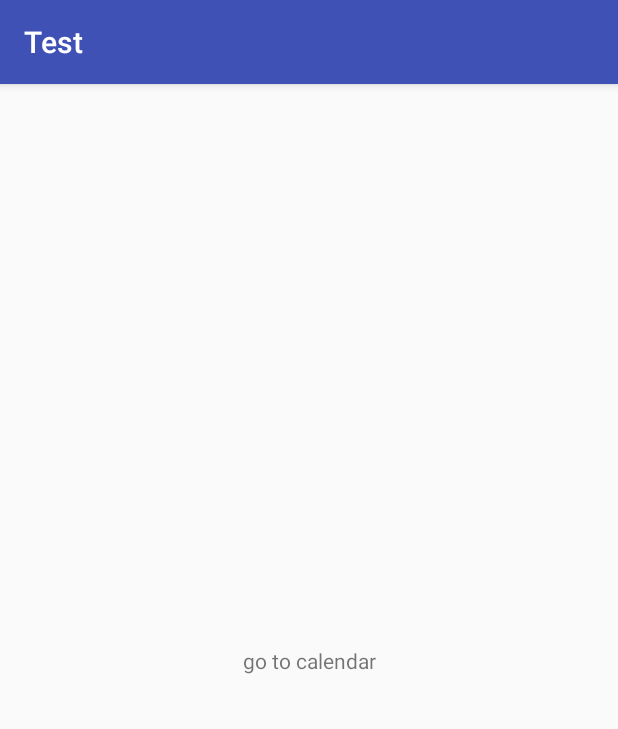
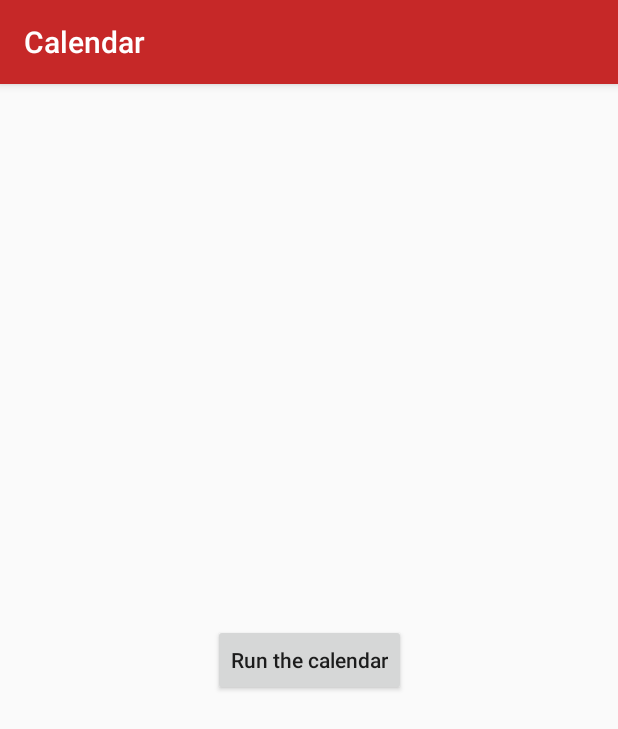
Before and after one commit to TwinsOd/Calendar, an Android app: the screen it shows after launch (MainActivity), on a phone screen of 412 x 824 dp. Shown: the top 729 px of the screen. Run offline under Robolectric (Android 15) with nearby library versions, the phone set to English and light mode, and no system bars.

Commit message:
fix colors, fix app name

```diff
--- a/app/src/main/java/od/twins/test/MainActivity.java
+++ b/app/src/main/java/od/twins/test/MainActivity.java
@@ -1,10 +1,10 @@
 package od.twins.test;
 
+import android.os.Bundle;
 import android.support.v4.app.Fragment;
 import android.support.v4.app.FragmentManager;
 import android.support.v4.app.FragmentTransaction;
 import android.support.v7.app.AppCompatActivity;
-import android.os.Bundle;
 import android.view.View;
 
 public class MainActivity extends AppCompatActivity {
@@ -18,7 +18,7 @@ public class MainActivity extends AppCompatActivity {
             @Override
             public void onClick(View v) {
                 v.setVisibility(View.GONE);
-                onShowFragment(CalendarFragment.newInstance(), true);
+                onShowFragment(CalendarFragment.newInstance(), false);
             }
         });
     }
--- a/app/src/main/res/layout/activity_main.xml
+++ b/app/src/main/res/layout/activity_main.xml
@@ -6,11 +6,12 @@
     android:layout_height="match_parent"
     tools:context=".MainActivity">
 
-    <TextView
+    <Button
         android:id="@+id/text_view"
         android:layout_width="wrap_content"
         android:layout_height="wrap_content"
-        android:text="go to calendar"
+        android:text="Run the calendar"
+        android:textAllCaps="false"
         app:layout_constraintBottom_toBottomOf="parent"
         app:layout_constraintLeft_toLeftOf="parent"
         app:layout_constraintRight_toRightOf="parent"
--- a/app/src/main/res/values/colors.xml
+++ b/app/src/main/res/values/colors.xml
@@ -1,6 +1,6 @@
 <?xml version="1.0" encoding="utf-8"?>
 <resources>
-    <color name="colorPrimary">#3F51B5</color>
-    <color name="colorPrimaryDark">#303F9F</color>
+    <color name="colorPrimary">#c62828</color>
+    <color name="colorPrimaryDark">#b71c1c</color>
     <color name="colorAccent">#FF4081</color>
 </resources>
--- a/app/src/main/res/values/strings.xml
+++ b/app/src/main/res/values/strings.xml
@@ -1,8 +1,5 @@
 <resources>
-    <string name="app_name">Test</string>
-
-    <!-- TODO: Remove or change this placeholder text -->
-    <string name="hello_blank_fragment">Hello blank fragment</string>
+    <string name="app_name">Calendar</string>
 
     <string-array name="calendar_month">
         <item>January</item>
```
